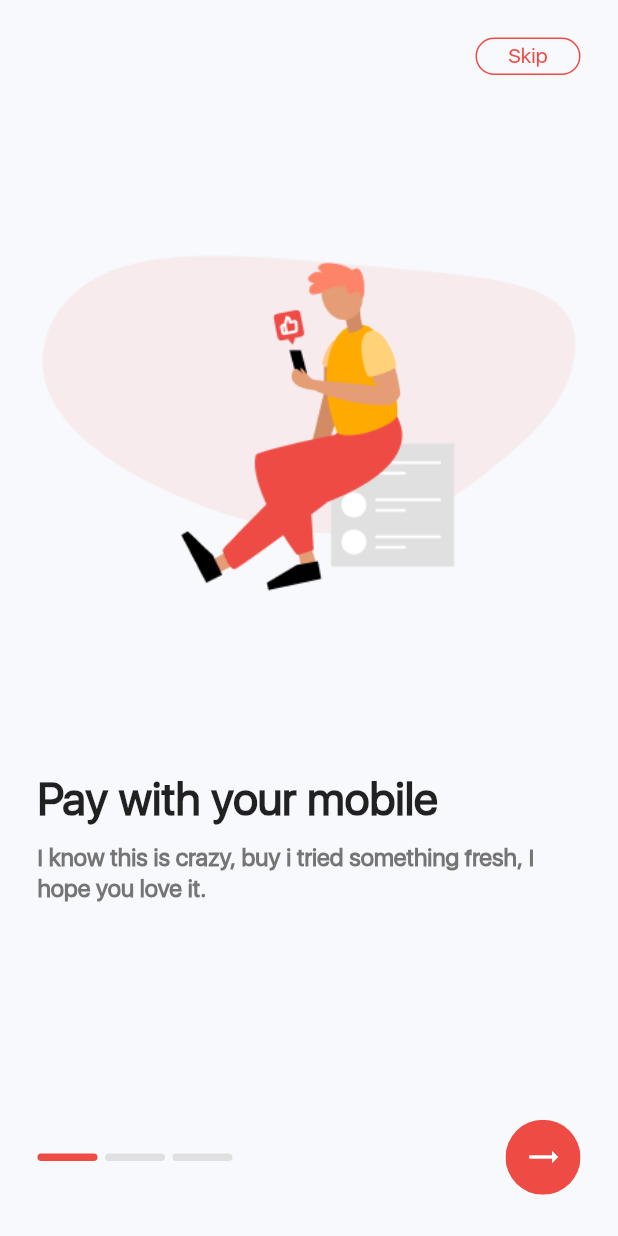
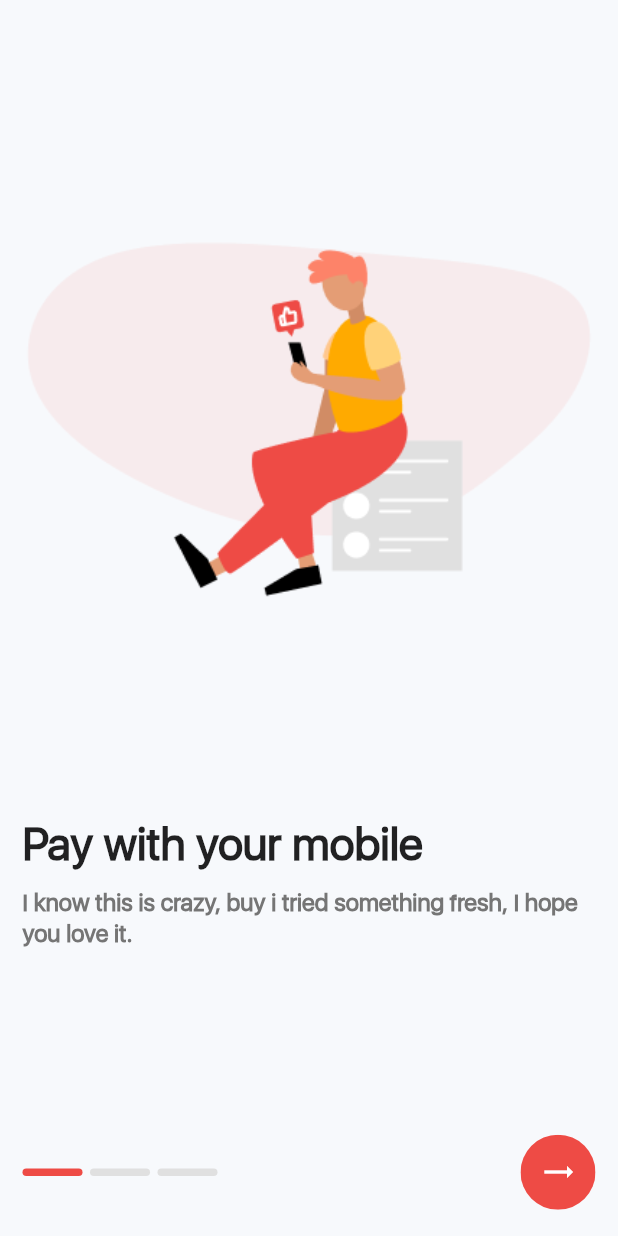
Before and after one commit to olayemii/uberr-ui, a Flutter app: the screen it shows after launch, on a phone screen of 412 x 824 dp. Run offline on Flutter 3.47's test engine with Material 2 defaults, Android fonts, the phone set to English and light mode, and no system bars; our stand-ins replace bubble, font_awesome_flutter, google_maps_flutter; missing offline and left inert: iso_countries; project files that could hold a hidden picture were left out.

Commit message:
Fix spacing and typography

```diff
--- a/lib/screens/add_card.dart
+++ b/lib/screens/add_card.dart
@@ -21,7 +21,7 @@ class AddCard extends StatelessWidget {
         ),
       ),
       body: Container(
-        padding: EdgeInsets.all(25.0),
+        padding: EdgeInsets.all(15.0),
         child: Column(
           crossAxisAlignment: CrossAxisAlignment.start,
           children: <Widget>[
--- a/lib/screens/chat_rider.dart
+++ b/lib/screens/chat_rider.dart
@@ -34,6 +34,7 @@ class ChatRider extends StatelessWidget {
                 color: Colors.white,
               ),
               child: ListTile(
+                contentPadding: EdgeInsets.only(right: 10.0),
                 leading: IconButton(
                   icon: Icon(
                     Icons.arrow_back_ios,
@@ -78,7 +79,7 @@ class ChatRider extends StatelessWidget {
             Expanded(
               child: Container(
                 padding: EdgeInsets.all(
-                  25.0,
+                  15.0,
                 ),
                 child: Column(
                   children: <Widget>[
@@ -134,7 +135,7 @@ class ChatRider extends StatelessWidget {
             Container(
               height: 120.0,
               padding: EdgeInsets.symmetric(
-                horizontal: 25.0,
+                horizontal: 15.0,
               ),
               child: Row(
                 crossAxisAlignment: CrossAxisAlignment.center,
--- a/lib/screens/country_select.dart
+++ b/lib/screens/country_select.dart
@@ -73,7 +73,7 @@ class _SelectCountryState extends State<SelectCountry> {
         ),
       ),
       body: Container(
-        padding: EdgeInsets.all(25.0),
+        padding: EdgeInsets.all(15.0),
         child: Column(
           children: <Widget>[
             Expanded(
--- a/lib/screens/destination_view.dart
+++ b/lib/screens/destination_view.dart
@@ -42,7 +42,7 @@ class _DestinationViewState extends State<DestinationView> {
         ],
       ),
       body: Container(
-        padding: EdgeInsets.all(25.0),
+        padding: EdgeInsets.all(15.0),
         child: Container(
           child: Column(
             mainAxisAlignment: MainAxisAlignment.start,
--- a/lib/screens/favorites.dart
+++ b/lib/screens/favorites.dart
@@ -63,7 +63,7 @@ class Favorites extends StatelessWidget {
         ],
       ),
       body: Container(
-        padding: EdgeInsets.all(25.0),
+        padding: EdgeInsets.all(15.0),
         child: Column(
           crossAxisAlignment: CrossAxisAlignment.stretch,
           children: <Widget>[
--- a/lib/screens/login.dart
+++ b/lib/screens/login.dart
@@ -43,7 +43,7 @@ class Login extends StatelessWidget {
         ],
       ),
       body: Container(
-        padding: EdgeInsets.all(25.0),
+        padding: EdgeInsets.all(15.0),
         child: Column(
           children: <Widget>[
             Expanded(
--- a/lib/screens/otp_verification.dart
+++ b/lib/screens/otp_verification.dart
@@ -20,7 +20,7 @@ class OtpVerification extends StatelessWidget {
         ),
       ),
       body: Container(
-        padding: EdgeInsets.all(25.0),
+        padding: EdgeInsets.all(15.0),
         child: Column(
           children: <Widget>[
             Expanded(
--- a/lib/screens/payment.dart
+++ b/lib/screens/payment.dart
@@ -39,7 +39,7 @@ class Payment extends StatelessWidget {
       drawer: AppDrawer(),
       body: SafeArea(
         child: Container(
-          padding: EdgeInsets.all(25.0),
+          padding: EdgeInsets.all(15.0),
           child: Column(
             crossAxisAlignment: CrossAxisAlignment.stretch,
             children: [
--- a/lib/screens/phone_registration.dart
+++ b/lib/screens/phone_registration.dart
@@ -17,7 +17,7 @@ class PhoneRegistration extends StatelessWidget {
         ),
       ),
       body: Container(
-        padding: EdgeInsets.all(25.0),
+        padding: EdgeInsets.all(15.0),
         child: Column(
           children: <Widget>[
             Expanded(
--- a/lib/screens/profile.dart
+++ b/lib/screens/profile.dart
@@ -23,7 +23,7 @@ class Profile extends StatelessWidget {
       ),
       body: SingleChildScrollView(
         child: Container(
-          padding: EdgeInsets.all(25.0),
+          padding: EdgeInsets.all(15.0),
           child: Column(
             crossAxisAlignment: CrossAxisAlignment.stretch,
             children: <Widget>[
--- a/lib/screens/register.dart
+++ b/lib/screens/register.dart
@@ -44,7 +44,7 @@ class Register extends StatelessWidget {
       body: SingleChildScrollView(
         child: Container(
           height: MediaQuery.of(context).size.height - 100.0,
-          padding: EdgeInsets.all(25.0),
+          padding: EdgeInsets.all(15.0),
           margin: EdgeInsets.only(bottom: 300.0),
           child: Column(
             children: <Widget>[
--- a/lib/screens/suggested_rides.dart
+++ b/lib/screens/suggested_rides.dart
@@ -36,7 +36,7 @@ class SuggestedRides extends StatelessWidget {
             margin: EdgeInsets.only(
               bottom: 150.0,
             ),
-            padding: EdgeInsets.all(25.0),
+            padding: EdgeInsets.all(15.0),
             child: Column(
               crossAxisAlignment: CrossAxisAlignment.stretch,
               children: <Widget>[
--- a/lib/screens/update_favorite.dart
+++ b/lib/screens/update_favorite.dart
@@ -22,7 +22,7 @@ class UpdateFavorite extends StatelessWidget {
         ),
       ),
       body: Container(
-        padding: EdgeInsets.all(25.0),
+        padding: EdgeInsets.all(15.0),
         color: Colors.white,
         child: Column(
           crossAxisAlignment: CrossAxisAlignment.start,
--- a/lib/screens/update_information.dart
+++ b/lib/screens/update_information.dart
@@ -18,7 +18,7 @@ class UpdateInformation extends StatelessWidget {
         ),
       ),
       body: Container(
-        padding: EdgeInsets.all(25.0),
+        padding: EdgeInsets.all(15.0),
         child: Column(
           children: <Widget>[
             Expanded(
--- a/lib/screens/walkthrough.dart
+++ b/lib/screens/walkthrough.dart
@@ -45,7 +45,7 @@ class WalkThrough extends StatelessWidget {
                 ),
               ),
               Container(
-                padding: EdgeInsets.all(25.0),
+                padding: EdgeInsets.all(15.0),
                 child: Row(
                   children: <Widget>[
                     Expanded(
--- a/lib/widgets/promotions_card.dart
+++ b/lib/widgets/promotions_card.dart
@@ -5,14 +5,14 @@ class PromotionCard extends StatelessWidget {
   Widget build(BuildContext context) {
     final ThemeData _theme = Theme.of(context);
     return Padding(
-      padding: const EdgeInsets.symmetric(vertical: 5.0, horizontal: 25.0),
+      padding: const EdgeInsets.symmetric(vertical: 5.0, horizontal: 15.0),
       child: Row(
         children: <Widget>[
           Container(
             decoration: BoxDecoration(
               color: Colors.white,
             ),
-            padding: EdgeInsets.all(35.0),
+            padding: EdgeInsets.symmetric(vertical: 35.0, horizontal: 25.0),
             child: CircleAvatar(
               backgroundColor: Color.fromRGBO(238, 75, 69, 0.18),
               radius: 30.0,
--- a/lib/widgets/walkthrough_template.dart
+++ b/lib/widgets/walkthrough_template.dart
@@ -14,38 +14,38 @@ class WalkThroughTemplate extends StatelessWidget {
   Widget build(BuildContext context) {
     final ThemeData _theme = Theme.of(context);
     return Container(
-      padding: EdgeInsets.all(25.0),
+      padding: EdgeInsets.all(15.0),
       child: Column(
         children: <Widget>[
-          GestureDetector(
-            onTap: () {
-              Navigator.of(context).pushNamed(UnAuthenticatedPageRoute);
-            },
-            child: Align(
-              alignment: Alignment.bottomRight,
-              child: Container(
-                height: 25.0,
-                width: 70.0,
-                decoration: BoxDecoration(
-                  borderRadius: BorderRadius.circular(
-                    300.0,
-                  ),
-                  border: Border.all(
-                    color: _theme.primaryColor,
-                  ),
-                ),
-                child: Text(
-                  "Skip",
-                  textAlign: TextAlign.center,
-                  style: TextStyle(
-                    color: _theme.primaryColor,
-                    fontSize: 14.0,
-                    height: 1.4,
-                  ),
-                ),
-              ),
-            ),
-          ),
+          // GestureDetector(
+          //   onTap: () {
+          //     Navigator.of(context).pushNamed(UnAuthenticatedPageRoute);
+          //   },
+          //   child: Align(
+          //     alignment: Alignment.bottomRight,
+          //     child: Container(
+          //       height: 25.0,
+          //       width: 70.0,
+          //       decoration: BoxDecoration(
+          //         borderRadius: BorderRadius.circular(
+          //           300.0,
+          //         ),
+          //         border: Border.all(
+          //           color: _theme.primaryColor,
+          //         ),
+          //       ),
+          //       child: Text(
+          //         "Skip",
+          //         textAlign: TextAlign.center,
+          //         style: TextStyle(
+          //           color: _theme.primaryColor,
+          //           fontSize: 14.0,
+          //           height: 1.4,
+          //         ),
+          //       ),
+          //     ),
+          //   ),
+          // ),
           Expanded(
             child: Center(
               child: image,
```
Also changed, not shown: lib/screens/promotions.dart (+10 -4 lines), lib/widgets/location_card.dart (+12 -2 lines).
